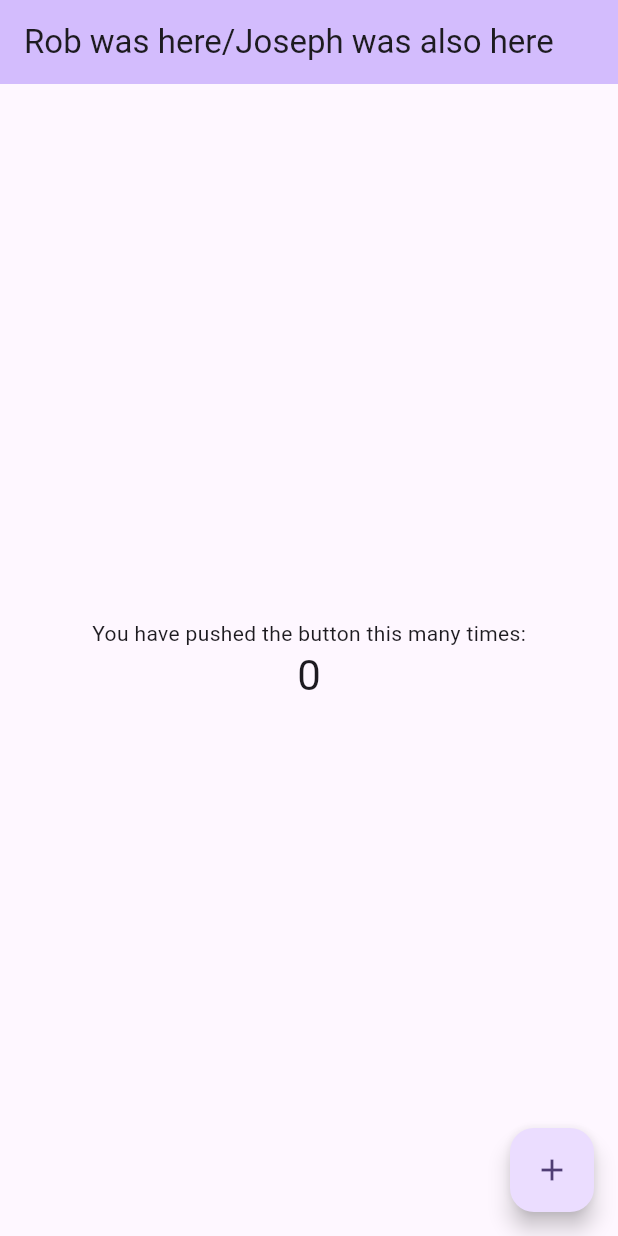
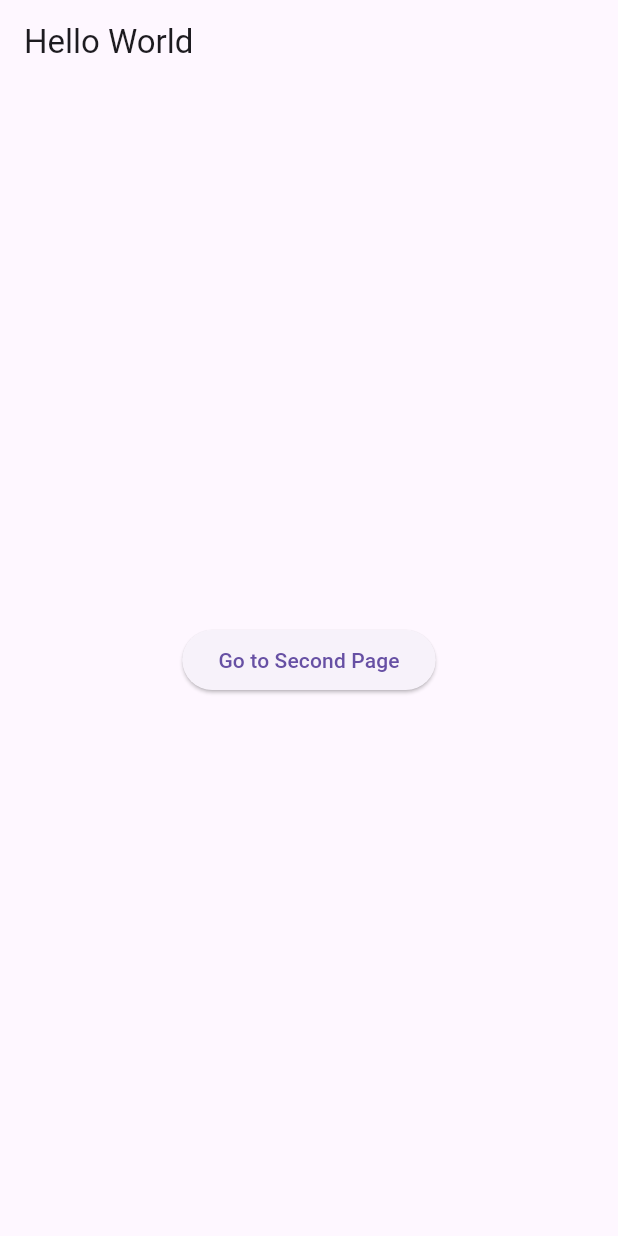
Before and after one commit to robbxi/repofor4330, a Flutter app: the screen it shows after launch, on a phone screen of 412 x 824 dp. Run offline on Flutter 3.47's test engine with Material 3 defaults, Android fonts, the phone set to English and light mode, and no system bars.

Commit message:
pages added

```diff
--- a/lib/main.dart
+++ b/lib/main.dart
@@ -7,119 +7,58 @@ void main() {
 class MyApp extends StatelessWidget {
   const MyApp({super.key});
 
-  // This widget is the root of your application.
   @override
   Widget build(BuildContext context) {
     return MaterialApp(
-      title: 'Flutter Demo',
+      title: 'Hello World Navigation',
       theme: ThemeData(
-        // This is the theme of your application.
-        //
-        // TRY THIS: Try running your application with "flutter run". You'll see
-        // the application has a purple toolbar. Then, without quitting the app,
-        // try changing the seedColor in the colorScheme below to Colors.green
-        // and then invoke "hot reload" (save your changes or press the "hot
-        // reload" button in a Flutter-supported IDE, or press "r" if you used
-        // the command line to start the app).
-        //
-        // Notice that the counter didn't reset back to zero; the application
-        // state is not lost during the reload. To reset the state, use hot
-        // restart instead.
-        //
-        // This works for code too, not just values: Most code changes can be
-        // tested with just a hot reload.
-        colorScheme: ColorScheme.fromSeed(seedColor: Colors.deepPurple),
-        useMaterial3: true,
+        primarySwatch: Colors.blue,
       ),
-      home: const MyHomePage(title: 'Rob was here/Joseph was also here'),
+      home: const HomePage(), // initial screen
     );
   }
 }
 
-class MyHomePage extends StatefulWidget {
-  const MyHomePage({super.key, required this.title});
-
-  // This widget is the home page of your application. It is stateful, meaning
-  // that it has a State object (defined below) that contains fields that affect
-  // how it looks.
-
-  // This class is the configuration for the state. It holds the values (in this
-  // case the title) provided by the parent (in this case the App widget) and
-  // used by the build method of the State. Fields in a Widget subclass are
-  // always marked "final".
-
-  final String title;
-
-  @override
-  State<MyHomePage> createState() => _MyHomePageState();
-}
-
-class _MyHomePageState extends State<MyHomePage> {
-  int _counter = 0;
-
-  void _incrementCounter() {
-    setState(() {
-      // This call to setState tells the Flutter framework that something has
-      // changed in this State, which causes it to rerun the build method below
-      // so that the display can reflect the updated values. If we changed
-      // _counter without calling setState(), then the build method would not be
-      // called again, and so nothing would appear to happen.
-      _counter++;
-    });
-  }
+class HomePage extends StatelessWidget {
+  const HomePage({super.key});
 
   @override
   Widget build(BuildContext context) {
-    // This method is rerun every time setState is called, for instance as done
-    // by the _incrementCounter method above.
-    //
-    // The Flutter framework has been optimized to make rerunning build methods
-    // fast, so that you can just rebuild anything that needs updating rather
-    // than having to individually change instances of widgets.
     return Scaffold(
       appBar: AppBar(
-        // TRY THIS: Try changing the color here to a specific color (to
-        // Colors.amber, perhaps?) and trigger a hot reload to see the AppBar
-        // change color while the other colors stay the same.
-        backgroundColor: Theme.of(context).colorScheme.inversePrimary,
-        // Here we take the value from the MyHomePage object that was created by
-        // the App.build method, and use it to set our appbar title.
-        title: Text(widget.title),
+        title: const Text("Hello World"),
       ),
       body: Center(
-        // Center is a layout widget. It takes a single child and positions it
-        // in the middle of the parent.
-        child: Column(
-          // Column is also a layout widget. It takes a list of children and
-          // arranges them vertically. By default, it sizes itself to fit its
-          // children horizontally, and tries to be as tall as its parent.
-          //
-          // Column has various properties to control how it sizes itself and
-          // how it positions its children. Here we use mainAxisAlignment to
-          // center the children vertically; the main axis here is the vertical
-          // axis because Columns are vertical (the cross axis would be
-          // horizontal).
-          //
-          // TRY THIS: Invoke "debug painting" (choose the "Toggle Debug Paint"
-          // action in the IDE, or press "p" in the console), to see the
-          // wireframe for each widget.
-          mainAxisAlignment: MainAxisAlignment.center,
-          children: <Widget>[
-            const Text(
-              'You have pushed the button this many times:',
-            ),
-            Text(
-              '$_counter',
-              style: Theme.of(context).textTheme.headlineMedium,
-            ),
-          ],
+        child: ElevatedButton(
+          onPressed: () {
+            // Navigate to the SecondPage when tapped.
+            Navigator.push(
+              context,
+              MaterialPageRoute(builder: (context) => const SecondPage()),
+            );
+          },
+          child: const Text("Go to Second Page"),
         ),
       ),
-      floatingActionButton: FloatingActionButton(
-        onPressed: _incrementCounter,
-        tooltip: 'Increment',
-        child: const Icon(Icons.add),
-      ), // This trailing comma makes auto-formatting nicer for build methods.
     );
   }
 }
+
+class SecondPage extends StatelessWidget {
+  const SecondPage({super.key});
+
+  @override
+  Widget build(BuildContext context) {
+    return Scaffold(
+      appBar: AppBar(
+        title: const Text("Hello World"),
+      ),
+      body: const Center(
+        child: Text(
+          "Hello World",
+          style: TextStyle(fontSize: 24),
+        ),
+      ),
+    );
+  }
+}
```
